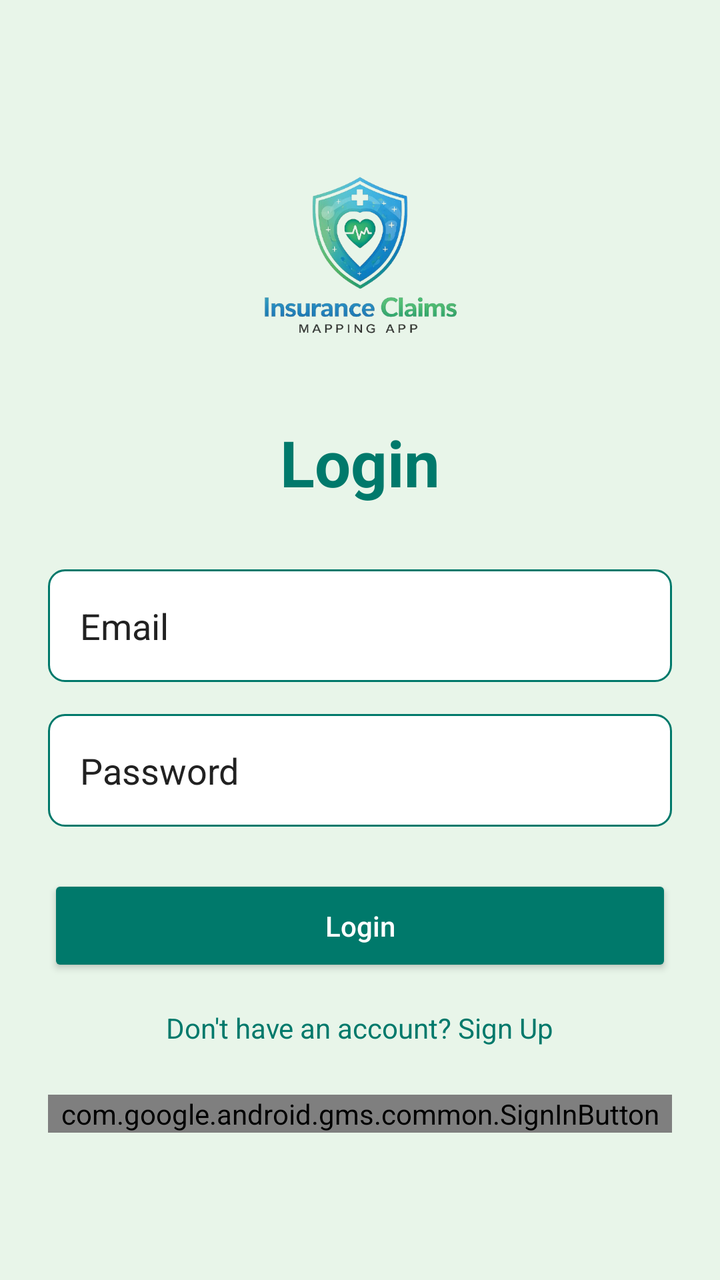
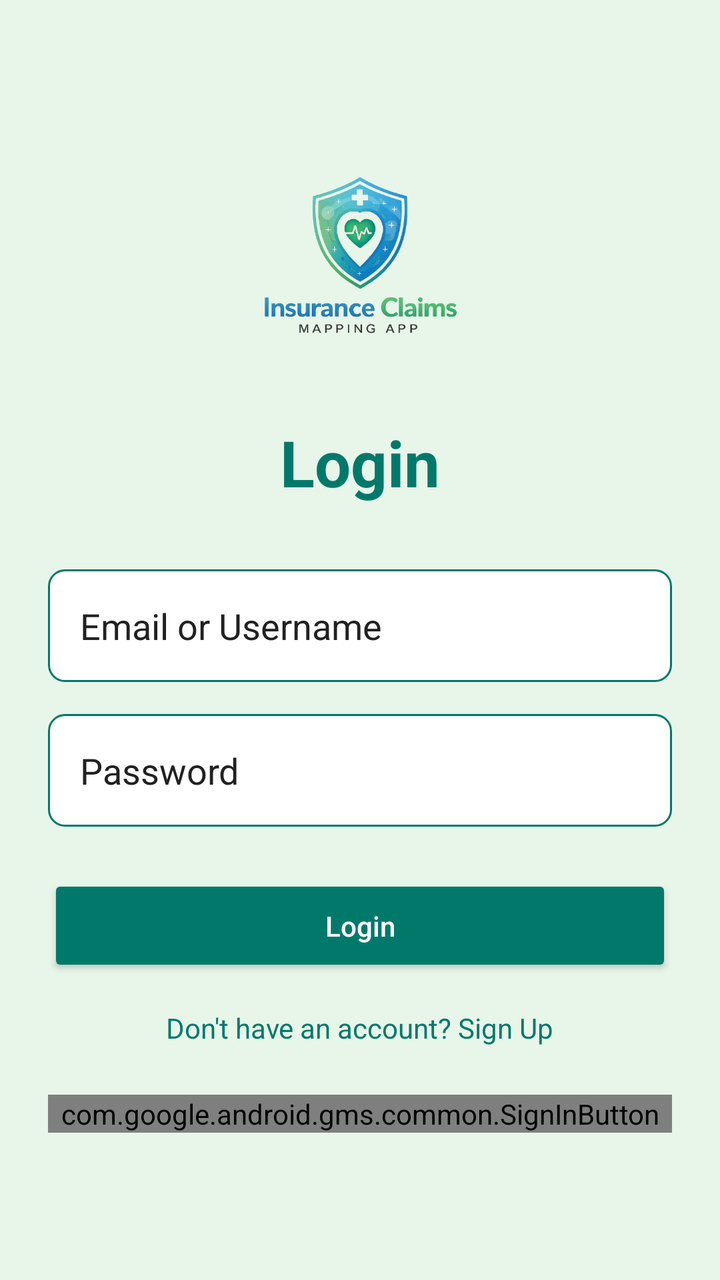

Before-and-after screenshots of an Android layout around one commit, followed by the original layout XML and the change that was made.
<!-- AndroidManifest.xml: application theme Theme.InsuranceClaims -->
<!-- res/layout/activity_login.xml -->
<?xml version="1.0" encoding="utf-8"?>
<LinearLayout xmlns:android="http://schemas.android.com/apk/res/android"
    android:layout_width="match_parent"
    android:layout_height="match_parent"
    android:background="@color/green_light"
    android:gravity="center"
    android:orientation="vertical"
    android:padding="24dp">

    <ImageView
        android:layout_width="120dp"
        android:layout_height="120dp"
        android:layout_marginBottom="16dp"
        android:src="@drawable/logo"
        android:contentDescription="App Logo" />

    <TextView
        android:layout_width="wrap_content"
        android:layout_height="wrap_content"
        android:text="@string/login"
        android:textColor="@color/colorPrimary"
        android:textSize="32sp"
        android:textStyle="bold" />

    <EditText
        android:id="@+id/etEmail"
        android:layout_width="match_parent"
        android:layout_height="wrap_content"
        android:layout_marginTop="32dp"
        android:background="@drawable/bg_edittext"
        android:hint="@string/email"
        android:textColor="@color/colorPrimary"
        android:textColorHint="@color/dark_gray"
        android:inputType="textEmailAddress"
        android:maxLength="254"
        android:padding="16dp" />

    <EditText
        android:id="@+id/etPassword"
        android:layout_width="match_parent"
        android:layout_height="wrap_content"
        android:layout_marginTop="16dp"
        android:background="@drawable/bg_edittext"
        android:hint="@string/password"
        android:textColor="@color/colorPrimary"
        android:textColorHint="@color/dark_gray"
        android:inputType="textPassword"
        android:maxLength="128"
        android:padding="16dp" />

    <Button
        android:id="@+id/btnLogin"
        android:layout_width="match_parent"
        android:layout_height="wrap_content"
        android:layout_marginTop="24dp"
        android:backgroundTint="@color/colorPrimary"
        android:padding="16dp"
        android:text="@string/login"
        android:textAllCaps="false"
        android:textColor="@color/white" />

    <TextView
        android:id="@+id/tvSignup"
        android:layout_width="wrap_content"
        android:layout_height="wrap_content"
        android:layout_marginTop="16dp"
        android:text="@string/dont_have_account"
        android:textColor="@color/colorPrimary" />

    <com.google.android.gms.common.SignInButton
        android:id="@+id/btnGoogleLogin"
        android:layout_width="match_parent"
        android:layout_height="wrap_content"
        android:layout_marginTop="24dp" />

    <Button
        android:id="@+id/btnBiometricLogin"
        android:layout_width="match_parent"
        android:layout_height="wrap_content"
        android:layout_marginTop="12dp"
        android:backgroundTint="#37474F"
        android:drawableStart="@drawable/ic_profile"
        android:drawablePadding="8dp"
        android:padding="14dp"
        android:text="Sign in with Biometrics"
        android:textAllCaps="false"
        android:textColor="@color/white"
        android:visibility="gone" />

    <ProgressBar
        android:id="@+id/progressLogin"
        android:layout_width="wrap_content"
        android:layout_height="wrap_content"
        android:layout_marginTop="16dp"
        android:visibility="gone" />

</LinearLayout>
<!-- resources referenced by this layout -->
<resources>
  <color name="colorPrimary">#00796B</color>
  <color name="dark_gray">#212121</color>
  <color name="green_light">#E8F5E9</color>
  <color name="white">#FFFFFF</color>
  <!-- drawable bg_edittext (drawable) -->
  <?xml version="1.0" encoding="utf-8"?>
  <shape xmlns:android="http://schemas.android.com/apk/res/android">
      <solid android:color="@color/white" />
      <corners android:radius="8dp" />
      <stroke
          android:width="1dp"
          android:color="@color/colorPrimary" />
  </shape>
  <!-- drawable ic_profile (drawable) -->
  <vector xmlns:android="http://schemas.android.com/apk/res/android"
      android:width="24dp"
      android:height="24dp"
      android:viewportWidth="24"
      android:viewportHeight="24"
      android:tint="@color/colorPrimary">
      <path
          android:fillColor="@android:color/white"
          android:pathData="M12,12C14.21,12 16,10.21 16,8C16,5.79 14.21,4 12,4C9.79,4 8,5.79 8,8C8,10.21 9.79,12 12,12M12,14C9.33,14 4,15.33 4,18V20H20V18C20,15.33 14.67,14 12,14Z" />
  </vector>
  <!-- drawable logo: png bitmap (drawable, 129967 bytes) -->
  <string name="dont_have_account">Don\'t have an account? Sign Up</string>
  <string name="email">Email</string>
  <string name="login">Login</string>
  <string name="password">Password</string>
  <style name="Theme.InsuranceClaims" parent="Theme.MaterialComponents.DayNight.DarkActionBar">
          
          <item name="colorPrimary">@color/colorPrimary</item>
          <item name="colorPrimaryDark">@color/colorPrimaryDark</item>
          <item name="colorAccent">@color/colorAccent</item>
          
          <item name="android:statusBarColor" tools:targetApi="l">?attr/colorPrimaryDark</item>
          
      </style>
  <color name="colorPrimaryDark">#004D40</color>
  <color name="colorAccent">#4DB6AC</color>
</resources>

<!-- the commit's change to res/layout/activity_login.xml (unified diff, before → after) -->
@@ -28,7 +28,7 @@
         android:layout_height="wrap_content"
         android:layout_marginTop="32dp"
         android:background="@drawable/bg_edittext"
-        android:hint="@string/email"
+        android:hint="@string/email_or_username"
         android:textColor="@color/colorPrimary"
         android:textColorHint="@color/dark_gray"
         android:inputType="textEmailAddress"
<!-- resource entries referenced after the edit -->
@@ -26,7 +26,7 @@
   </vector>
   <!-- drawable logo: png bitmap (drawable, 129967 bytes) -->
   <string name="dont_have_account">Don\'t have an account? Sign Up</string>
-  <string name="email">Email</string>
+  <string name="email_or_username">Email or Username</string>
   <string name="login">Login</string>
   <string name="password">Password</string>
   <style name="Theme.InsuranceClaims" parent="Theme.MaterialComponents.DayNight.DarkActionBar">
